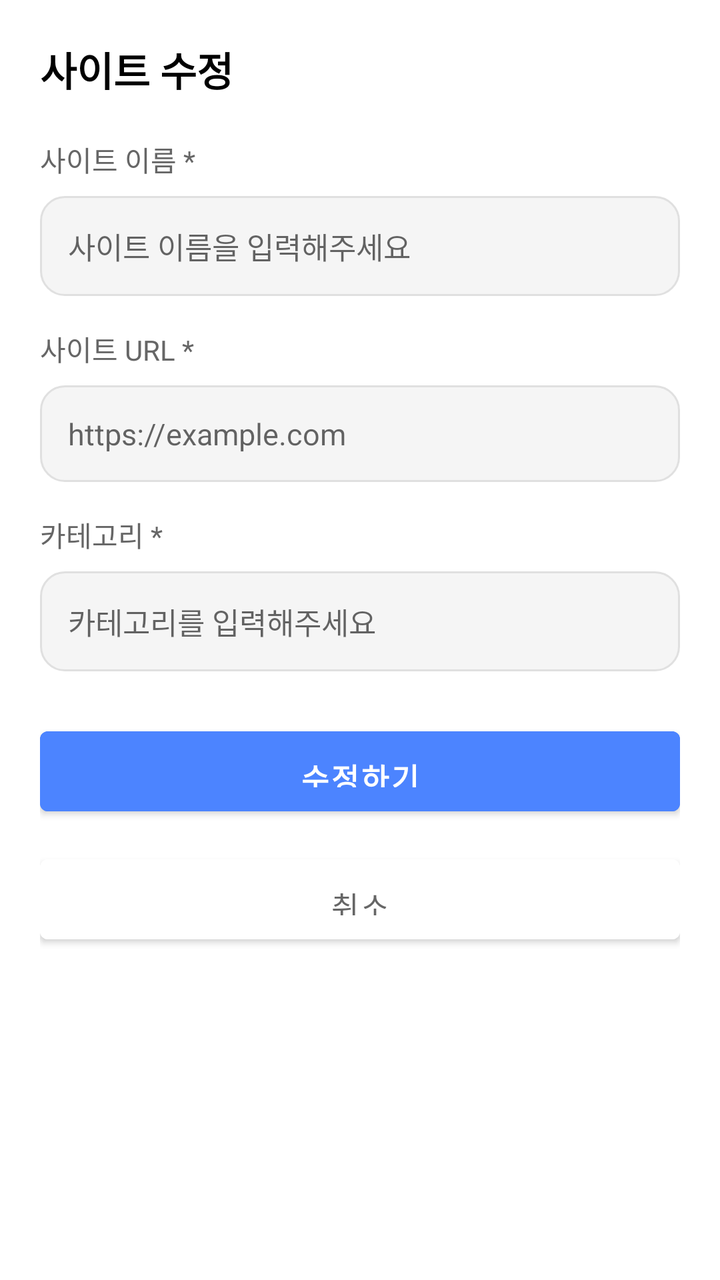
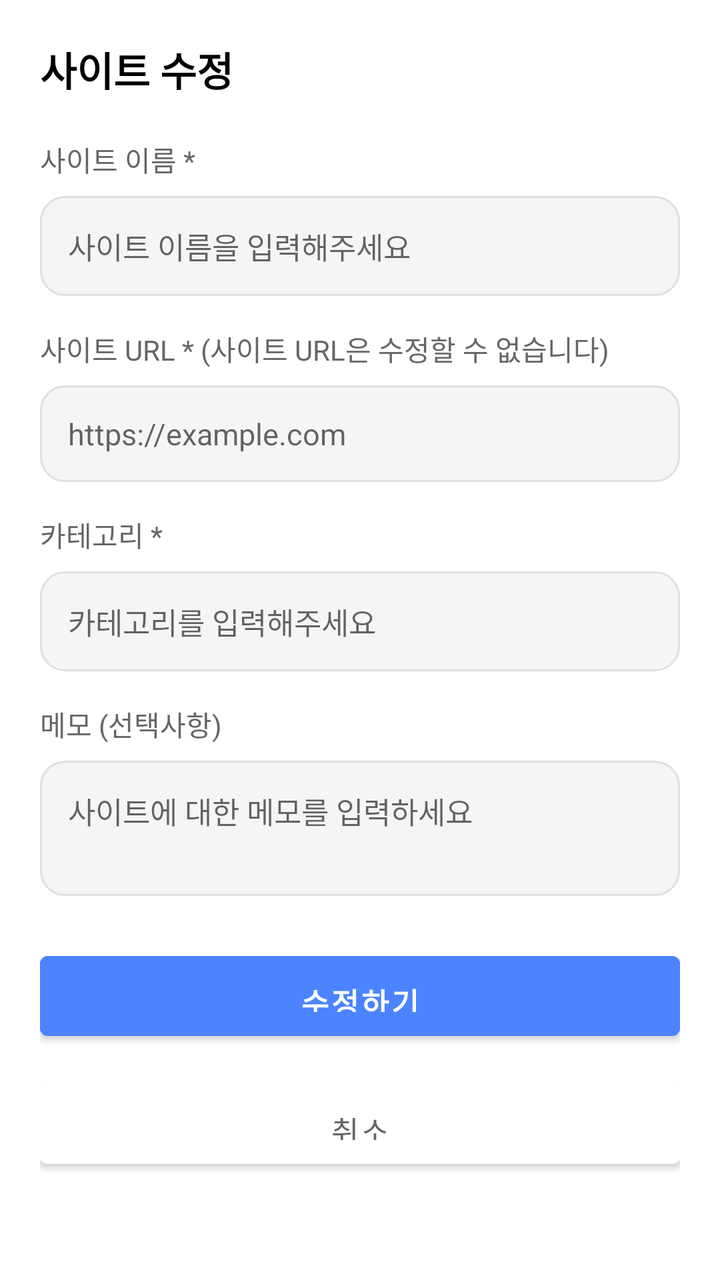

Compare the two renders of this Android layout. The source of the first and the diff that turns it into the second are given below.
<!-- AndroidManifest.xml: application theme Theme.mobile_android -->
<!-- res/layout/dialog_edit_site.xml -->
<?xml version="1.0" encoding="utf-8"?>
<ScrollView xmlns:android="http://schemas.android.com/apk/res/android"
    xmlns:app="http://schemas.android.com/apk/res-auto"
    android:layout_width="match_parent"
    android:layout_height="wrap_content"
    android:background="@android:color/white"
    android:padding="20dp">

    <LinearLayout
        android:layout_width="match_parent"
        android:layout_height="wrap_content"
        android:orientation="vertical">

        
        <TextView
            android:layout_width="wrap_content"
            android:layout_height="wrap_content"
            android:text="사이트 수정"
            android:textColor="@android:color/black"
            android:textSize="20sp"
            android:textStyle="bold"
            android:layout_marginBottom="20dp" />

        
        <TextView
            android:layout_width="wrap_content"
            android:layout_height="wrap_content"
            android:text="사이트 이름 *"
            android:textColor="#666666"
            android:textSize="14sp"
            android:layout_marginBottom="8dp" />

        <EditText
            android:id="@+id/et_site_name"
            android:layout_width="match_parent"
            android:layout_height="wrap_content"
            android:hint="사이트 이름을 입력해주세요"
            android:padding="14dp"
            android:background="@drawable/bg_edit_text_rounded"
            android:textSize="15sp"
            android:layout_marginBottom="16dp" />

        
        <TextView
            android:layout_width="wrap_content"
            android:layout_height="wrap_content"
            android:text="사이트 URL *"
            android:textColor="#666666"
            android:textSize="14sp"
            android:layout_marginBottom="8dp" />

        <EditText
            android:id="@+id/et_site_url"
            android:layout_width="match_parent"
            android:layout_height="wrap_content"
            android:hint="https://example.com"
            android:padding="14dp"
            android:background="@drawable/bg_edit_text_rounded"
            android:textSize="15sp"
            android:inputType="textUri"
            android:layout_marginBottom="16dp" />

        
        <TextView
            android:layout_width="wrap_content"
            android:layout_height="wrap_content"
            android:text="카테고리 *"
            android:textColor="#666666"
            android:textSize="14sp"
            android:layout_marginBottom="8dp" />

        <EditText
            android:id="@+id/et_site_category"
            android:layout_width="match_parent"
            android:layout_height="wrap_content"
            android:hint="카테고리를 입력해주세요"
            android:padding="14dp"
            android:background="@drawable/bg_edit_text_rounded"
            android:textSize="15sp"
            android:inputType="text"
            android:maxLength="50"
            android:layout_marginBottom="24dp" />

        
        <LinearLayout
            android:layout_width="match_parent"
            android:layout_height="wrap_content"
            android:orientation="vertical"
            >

            
            <Button
                android:id="@+id/btn_save_site"
                android:layout_width="match_parent"
                android:layout_height="52dp"
                android:text="수정하기"
                android:textColor="@android:color/white"
                android:textSize="15sp"
                android:paddingTop="12dp"
                android:paddingBottom="12dp"
                android:textStyle="bold"
                android:backgroundTint="@color/accent_color"
                android:layout_marginBottom="12dp" />

            
            <Button
                android:id="@+id/btn_cancel_site"
                android:layout_width="match_parent"
                android:layout_height="52dp"
                android:text="취소"
                android:textColor="#666666"
                android:textSize="15sp"
                android:paddingTop="12dp"
                android:paddingBottom="12dp"
                android:backgroundTint="@color/cardview_light_background" />
        </LinearLayout>
    </LinearLayout>
</ScrollView>
<!-- resources referenced by this layout -->
<resources>
  <color name="accent_color">#4C84FF</color>
  <!-- drawable bg_edit_text_rounded (drawable) -->
  <?xml version="1.0" encoding="utf-8"?>
  <shape xmlns:android="http://schemas.android.com/apk/res/android"
      android:shape="rectangle">
      <solid android:color="#F5F5F5" />
      <corners android:radius="12dp" />
      <stroke
          android:width="1dp"
          android:color="#E0E0E0" />
  </shape>
  <style name="Theme.mobile_android" parent="Base.Theme.mobile_android" />
  <style name="Base.Theme.mobile_android" parent="Theme.MaterialComponents.DayNight.NoActionBar">
          
  
          <item name="colorPrimary">@color/login_bg1</item>
          <item name="colorPrimaryVariant">@color/login_bg1</item>
          <item name="colorOnPrimary">@color/white</item>
          <item name="colorSecondary">@color/login_bg2</item>
          <item name="colorSecondaryVariant">@color/login_bg2</item>
          <item name="colorOnSecondary">@color/login_bg2</item>
          <item name="android:statusBarColor">@color/login_bg1</item>
  
          
          <item name="android:windowDrawsSystemBarBackgrounds">true</item>
          <item name="android:navigationBarColor">@color/white</item>
      </style>
  <color name="login_bg1">#0B0E18</color>
  <color name="white">#FFFFFFFF</color>
  <color name="login_bg2">#673AB7</color>
</resources>

<!-- the commit's change to res/layout/dialog_edit_site.xml (unified diff, before → after) -->
@@ -44,7 +44,7 @@
         <TextView
             android:layout_width="wrap_content"
             android:layout_height="wrap_content"
-            android:text="사이트 URL *"
+            android:text="사이트 URL * (사이트 URL은 수정할 수 없습니다)"
             android:textColor="#666666"
             android:textSize="14sp"
             android:layout_marginBottom="8dp" />
@@ -58,6 +58,8 @@
             android:background="@drawable/bg_edit_text_rounded"
             android:textSize="15sp"
             android:inputType="textUri"
+            android:enabled="false"
+            android:textColor="#999999"
             android:layout_marginBottom="16dp" />
 
         
@@ -79,6 +81,29 @@
             android:textSize="15sp"
             android:inputType="text"
             android:maxLength="50"
+            android:layout_marginBottom="16dp" />
+
+        
+        <TextView
+            android:layout_width="wrap_content"
+            android:layout_height="wrap_content"
+            android:text="메모 (선택사항)"
+            android:textColor="#666666"
+            android:textSize="14sp"
+            android:layout_marginBottom="8dp" />
+
+        <EditText
+            android:id="@+id/et_site_memo"
+            android:layout_width="match_parent"
+            android:layout_height="wrap_content"
+            android:hint="사이트에 대한 메모를 입력하세요"
+            android:padding="14dp"
+            android:background="@drawable/bg_edit_text_rounded"
+            android:textSize="15sp"
+            android:inputType="textMultiLine"
+            android:minLines="2"
+            android:maxLines="4"
+            android:gravity="top"
             android:layout_marginBottom="24dp" />
 
         
